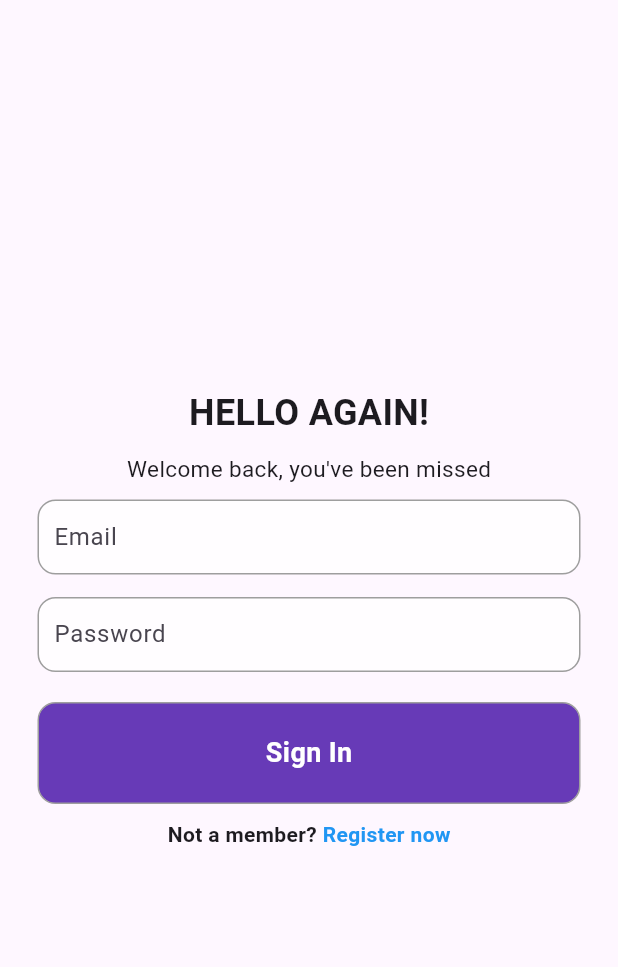
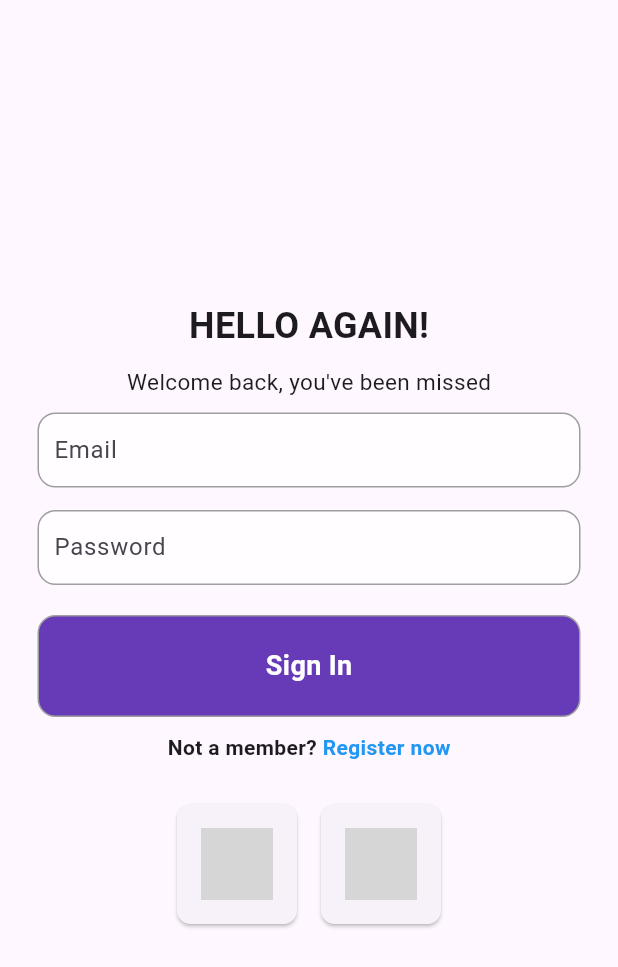
Before and after one commit to xuantruongit32/money-manager, a Flutter app: the screen it shows after launch, on a phone screen of 412 x 824 dp. Shown: the top 967 px of the screen. Run offline on Flutter 3.47's test engine with Material 3 defaults, Android fonts, the phone set to English and light mode, and no system bars; our stand-ins replace flutter_svg, gap; grey boxes are pictures that could not be loaded.

Commit message:
add google and facebook login button, svg not work

```diff
--- a/moneymanager/lib/auth/login.dart
+++ b/moneymanager/lib/auth/login.dart
@@ -1,5 +1,6 @@
 import 'package:flutter/material.dart';
 import 'package:gap/gap.dart';
+import 'package:flutter_svg/flutter_svg.dart';
 
 class Login extends StatefulWidget {
   Login({Key? key}) : super(key: key);
@@ -111,6 +112,42 @@ class _LoginState extends State<Login> {
                   ),
                 ),
               ],
+            ),
+            const Gap(20),
+            Row(
+              mainAxisAlignment: MainAxisAlignment.center,
+              children: [
+                Padding(
+                  padding: const EdgeInsets.all(8.0),
+                  child: ElevatedButton(
+                    style: ElevatedButton.styleFrom(
+                      padding: EdgeInsets.all(16.0),
+                      shape: RoundedRectangleBorder(
+                        borderRadius: BorderRadius.circular(9.0),
+                      ),
+                    ),
+                    onPressed: () {},
+                    child: SvgPicture.asset(
+                      'assets/icon/icons8-google.svg',
+                    ),
+                  ),
+                ),
+                Padding(
+                  padding: const EdgeInsets.all(8.0),
+                  child: ElevatedButton(
+                    style: ElevatedButton.styleFrom(
+                      padding: EdgeInsets.all(16.0),
+                      shape: RoundedRectangleBorder(
+                        borderRadius: BorderRadius.circular(9.0),
+                      ),
+                    ),
+                    onPressed: () {},
+                    child: SvgPicture.asset(
+                      'assets/icon/icons8-google.svg',
+                    ),
+                  ),
+                ),
+              ],
             )
           ],
         ),
```
